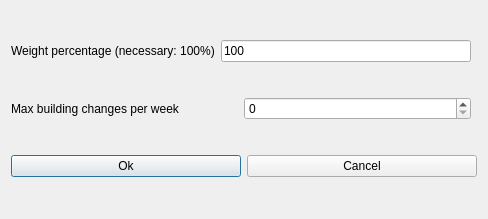
First picture: the form in fet/src/interface/modifyconstraintstudentsmaxbuildingchangesperweekform_template.ui, repository vonmecheln/fet, before the edit.
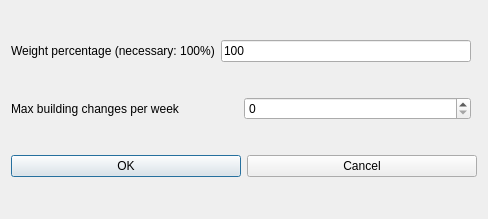
Second picture: the form after the edit.

The edit to the form file:
```diff
--- a/fet/src/interface/modifyconstraintstudentsmaxbuildingchangesperweekform_template.ui
+++ b/fet/src/interface/modifyconstraintstudentsmaxbuildingchangesperweekform_template.ui
@@ -46,7 +46,7 @@
      <item>
       <widget class="QPushButton" name="okPushButton">
        <property name="text">
-        <string>Ok</string>
+        <string>OK</string>
        </property>
       </widget>
      </item>
```
